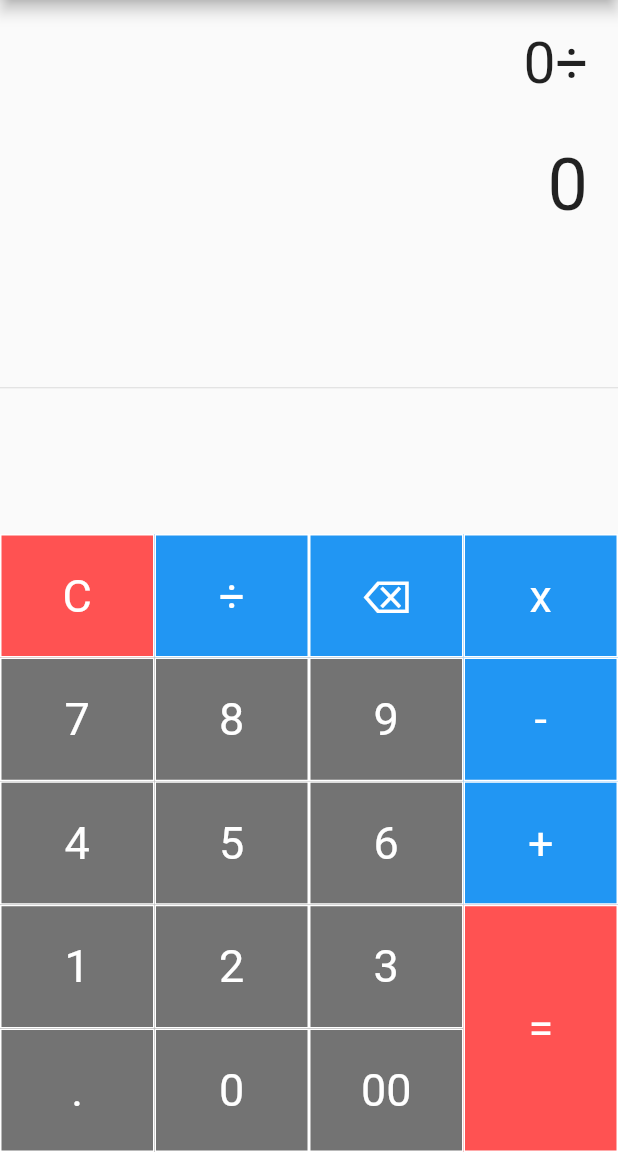
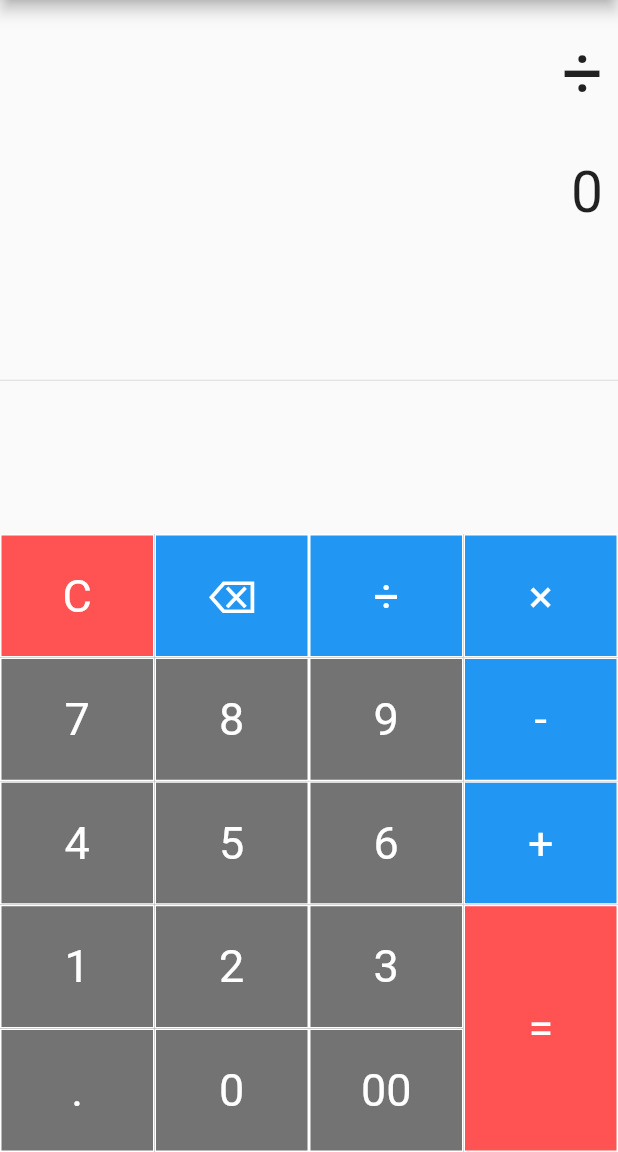
Before and after one commit to PatrykDembowski/flutter_patryk, a Flutter app: the screen it shows after launch, after a tap on an icon or button, on a phone screen of 412 x 824 dp, the part 84-1236 px from its top. Run offline on Flutter 3.47's test engine with Material 2 defaults, Android fonts, the phone set to English and light mode, and no system bars; our stand-ins replace math_expressions.

Commit message:
dodanie mathexpression package nadanie funkcji przyciska konczenie projektu

```diff
--- a/lib/main.dart
+++ b/lib/main.dart
@@ -1,8 +1,10 @@
 import 'package:flutter/material.dart';
+import 'package:math_expressions/math_expressions.dart';
 
-void main() {
+void main(){
   runApp(Calculator());
 }
+
 class Calculator extends StatelessWidget {
   @override
   Widget build(BuildContext context) {
@@ -12,92 +14,142 @@ class Calculator extends StatelessWidget {
       theme: ThemeData(primarySwatch: Colors.blue),
       home: SimpleCalculator(),
     );
-
   }
 }
+
 class SimpleCalculator extends StatefulWidget {
   @override
   _SimpleCalculatorState createState() => _SimpleCalculatorState();
 }
 
 class _SimpleCalculatorState extends State<SimpleCalculator> {
-  String equation="0";
-  String result="0";
-  String expression="";
-  double equationFontSize=38.0;
-  double resultFontSize=48.0;
-  buttonPressed(String buttonText)
-  {
+
+  String equation = "0";
+  String result = "0";
+  String expression = "";
+  double equationFontSize = 38.0;
+  double resultFontSize = 48.0;
+
+  buttonPressed(String buttonText){
     setState(() {
-  if (buttonText == "C") {
+      if(buttonText == "C"){
+        equation = "0";
+        result = "0";
+        equationFontSize = 38.0;
+        resultFontSize = 48.0;
+      }
 
-  } else if (buttonText == "⌫") {}
-  else if(buttonText=="=="){
+      else if(buttonText == "⌫"){
+        equationFontSize = 48.0;
+        resultFontSize = 38.0;
+        equation = equation.substring(0, equation.length - 1);
+        if(equation == ""){
+          equation = "0";
+        }
+      }
+
+      else if(buttonText == "="){
+        equationFontSize = 38.0;
+        resultFontSize = 48.0;
+
+        expression = equation;
+        expression = expression.replaceAll('×', '*');
+        expression = expression.replaceAll('÷', '/');
+
+        try{
+          Parser p = Parser();
+          Expression exp = p.parse(expression);
+
+          ContextModel cm = ContextModel();
+          result = '${exp.evaluate(EvaluationType.REAL, cm)}';
+        }catch(e){
+          result = "Error";
+        }
 
       }
-  else {
-    equation=equation+buttonText;
 
-
+      else{
+        equationFontSize = 48.0;
+        resultFontSize = 38.0;
+        if(equation == "0"){
+          equation = buttonText;
+        }else {
+          equation = equation + buttonText;
+        }
       }
     });
   }
-  Widget buildButton(String buttonText,double buttonHeight, Color buttonColor)
-  {
-    return Container(height: MediaQuery.of(context).size.height *0.1*buttonHeight,
+
+  Widget buildButton(String buttonText, double buttonHeight, Color buttonColor){
+    return Container(
+      height: MediaQuery.of(context).size.height * 0.1 * buttonHeight,
       color: buttonColor,
-      child:FlatButton
-        (shape:RoundedRectangleBorder(
+      child: FlatButton(
+          shape: RoundedRectangleBorder(
               borderRadius: BorderRadius.circular(0.0),
-          side:BorderSide(color: Colors.white,width: 1,style: BorderStyle.solid)
+              side: BorderSide(
+                  color: Colors.white,
+                  width: 1,
+                  style: BorderStyle.solid
+              )
           ),
           padding: EdgeInsets.all(16.0),
-          onPressed: ()=>buttonPressed(buttonText),
-          child: Text(buttonText,
+          onPressed: () => buttonPressed(buttonText),
+          child: Text(
+            buttonText,
             style: TextStyle(
                 fontSize: 30.0,
                 fontWeight: FontWeight.normal,
                 color: Colors.white
-
-
             ),
           )
       ),
-
     );
   }
+
+
   @override
   Widget build(BuildContext context) {
     return Scaffold(
-      appBar:AppBar(title:Text('Simple Calculator')),
-          body:Column(
-        children:<Widget>[
-          Container(alignment:Alignment.centerRight ,
-          padding: EdgeInsets.fromLTRB(10, 20, 20, 10),
-          child: Text(equation, style:TextStyle(fontSize: equationFontSize)),),
+      appBar: AppBar(title: Text('Simple Calculator')),
+      body: Column(
+        children: <Widget>[
 
 
+          Container(
+            alignment: Alignment.centerRight,
+            padding: EdgeInsets.fromLTRB(10, 20, 10, 0),
+            child: Text(equation, style: TextStyle(fontSize: equationFontSize),),
+          ),
 
-          Container(alignment:Alignment.centerRight ,
-            padding: EdgeInsets.fromLTRB(10, 20, 20, 10),
-            child: Text(result, style:TextStyle(fontSize: resultFontSize)),),
+
+          Container(
+            alignment: Alignment.centerRight,
+            padding: EdgeInsets.fromLTRB(10, 30, 10, 0),
+            child: Text(result, style: TextStyle(fontSize: resultFontSize),),
+          ),
+
+
           Expanded(
             child: Divider(),
           ),
+
+
           Row(
             mainAxisAlignment: MainAxisAlignment.center,
             children: <Widget>[
               Container(
-                width: MediaQuery.of(context).size.width*.75,
-                child: Table(children: [
+                width: MediaQuery.of(context).size.width * .75,
+                child: Table(
+                  children: [
                     TableRow(
                         children: [
                           buildButton("C", 1, Colors.redAccent),
+                          buildButton("⌫", 1, Colors.blue),
                           buildButton("÷", 1, Colors.blue),
-                      buildButton("⌫", 1, Colors.blue),
+                        ]
+                    ),
 
-
-                ]),
                     TableRow(
                         children: [
                           buildButton("7", 1, Colors.black54),
@@ -105,6 +157,7 @@ setState(() {
                           buildButton("9", 1, Colors.black54),
                         ]
                     ),
+
                     TableRow(
                         children: [
                           buildButton("4", 1, Colors.black54),
@@ -112,6 +165,7 @@ setState(() {
                           buildButton("6", 1, Colors.black54),
                         ]
                     ),
+
                     TableRow(
                         children: [
                           buildButton("1", 1, Colors.black54),
@@ -119,6 +173,7 @@ setState(() {
                           buildButton("3", 1, Colors.black54),
                         ]
                     ),
+
                     TableRow(
                         children: [
                           buildButton(".", 1, Colors.black54),
@@ -129,39 +184,43 @@ setState(() {
                   ],
                 ),
               ),
+
+
               Container(
-                width: MediaQuery.of(context).size.width*0.25,
-                child : Table(children: [
+                width: MediaQuery.of(context).size.width * 0.25,
+                child: Table(
+                  children: [
                     TableRow(
-                    children:[
-                      buildButton("x", 1, Colors.blue),
+                        children: [
+                          buildButton("×", 1, Colors.blue),
                         ]
                     ),
+
                     TableRow(
-                      children:[
+                        children: [
                           buildButton("-", 1, Colors.blue),
                         ]
                     ),
+
                     TableRow(
-                      children:[
+                        children: [
                           buildButton("+", 1, Colors.blue),
                         ]
                     ),
+
                     TableRow(
-                      children:[
+                        children: [
                           buildButton("=", 2, Colors.redAccent),
                         ]
+                    ),
+                  ],
+                ),
+              )
+            ],
           ),
 
         ],
       ),
-                )
-
-    ],
-    ),
-  ]),
-
     );
-
   }
 }
--- a/pubspec.yaml
+++ b/pubspec.yaml
@@ -28,6 +28,7 @@ dependencies:
   # The following adds the Cupertino Icons font to your application.
   # Use with the CupertinoIcons class for iOS style icons.
   cupertino_icons: ^0.1.3
+  math_expressions: ^2.0.0
 
 dev_dependencies:
   flutter_test:
```
Also changed, not shown: pubspec.lock. Lines whose indentation alone changed are shown as unchanged.
